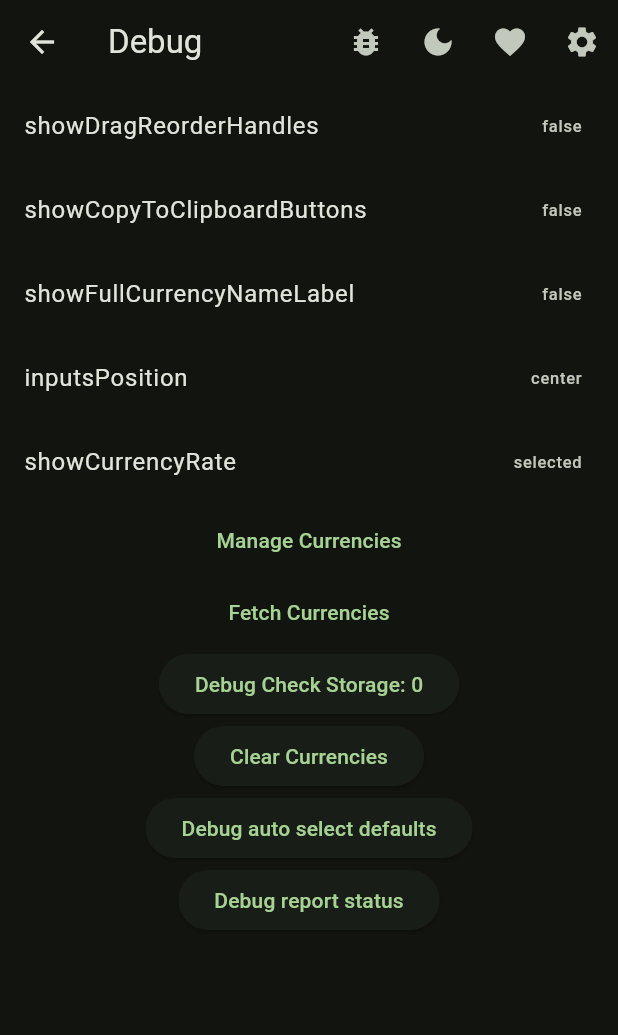
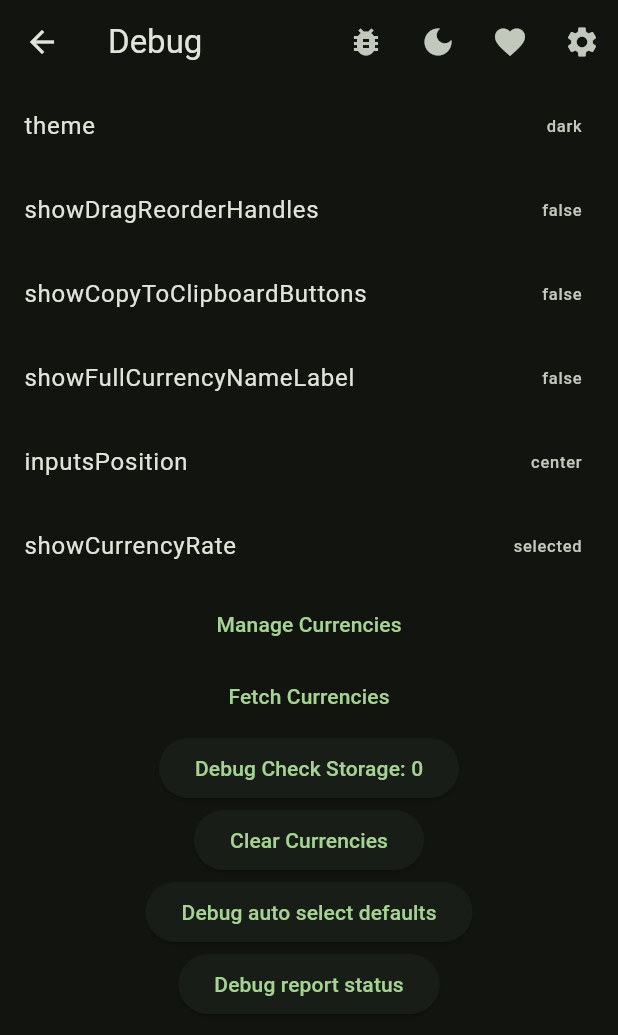
Before and after one commit to wesleybliss/simple-currency, a Flutter app: the DebugScreen screen opened by its route, after a tap on the "auto mode" icon, on a phone screen of 412 x 824 dp. Shown: the top 1035 px of the screen. Run offline on Flutter 3.47's test engine with Material 3 defaults, Android fonts, the phone set to English and light mode, and no system bars; our stand-ins replace copy_with_extension, dio, fluro, flutter_riverpod, objectbox, riverpod_annotation and 1 more; missing offline and left inert: avatars, currency_formatter, sealed_currencies; accounts and stored records are empty; generated files the repository leaves out were written again; network calls fail.

Commit message:
Cleanup & implemented some more settings

```diff
--- a/lib/app.dart
+++ b/lib/app.dart
@@ -4,8 +4,7 @@ import 'package:flutter_riverpod/flutter_riverpod.dart';
 import 'package:simple_currency/config/application.dart';
 import 'package:simple_currency/config/routing/routes.dart';
 import 'package:simple_currency/domain/constants/constants.dart';
-import 'package:simple_currency/domain/di/providers/state/settings_provider.dart';
-import 'package:simple_currency/domain/di/providers/state/theme_provider.dart';
+import 'package:simple_currency/domain/di/providers/state/settings_selectors.dart';
 
 class SimpleCurrencyApp extends ConsumerWidget {
   SimpleCurrencyApp({super.key}) {
@@ -37,14 +36,17 @@ class SimpleCurrencyApp extends ConsumerWidget {
 
   @override
   Widget build(BuildContext context, WidgetRef ref) {
-    final themeMode = ref.watch(themeProvider);
-    final settingsAsyncValue = ref.watch(settingsNotifierProvider);
+    final themeAsyncValue = ref.watch(themeProvider);
 
-    return settingsAsyncValue.when(
+    return themeAsyncValue.when(
         loading: () => const CircularProgressIndicator(),
         error: (error, stackTrace) => Text('Error: $error'),
-        data: (settings) {
-          //settings.darkMode ? Brightness.dark : Brightness.light,
+        data: (theme) {
+          final themeMode = theme == "system"
+              ? ThemeMode.system
+              : theme == "dark"
+                  ? ThemeMode.dark
+                  : ThemeMode.light;
           return buildApp(context, themeMode);
         });
   }
--- a/lib/domain/constants/keys.dart
+++ b/lib/domain/constants/keys.dart
@@ -3,6 +3,7 @@ class ConstantsKeys {
 }
 
 class ConstantsKeysSettings {
+  final theme = 'theme';
   final lastUpdated = 'lastUpdated';
   final roundingDecimals = 'roundingDecimals';
   final showDragReorderHandles = "showDragReorderHandles";
--- a/lib/domain/di/providers/state/settings_provider.dart
+++ b/lib/domain/di/providers/state/settings_provider.dart
@@ -1,3 +1,5 @@
+import 'package:flutter/material.dart';
+import 'package:flutter/scheduler.dart';
 import 'package:riverpod_annotation/riverpod_annotation.dart';
 import 'package:shared_preferences/shared_preferences.dart';
 import 'package:simple_currency/io/settings.dart';
@@ -13,12 +15,24 @@ class SettingsNotifier extends _$SettingsNotifier {
   }
 
   Future<void> updateSettings(Settings newSettings) async {
-    state = const AsyncValue.loading();
+    // Important: use state.update to preserve the previous state while updating
     state = await AsyncValue.guard(() async {
       final prefs = await SharedPreferences.getInstance();
       await newSettings.saveToPreferences(prefs);
       return newSettings;
     });
+  }
+
+  Future<void> setTheme(String value) async {
+    final currentSettings = await future;
+    final newSettings = currentSettings.copyWith(theme: value);
+    await updateSettings(newSettings);
+  }
+
+  Future<void> setLastUpdated(DateTime value) async {
+    final currentSettings = await future;
+    final newSettings = currentSettings.copyWith(lastUpdated: value);
+    await updateSettings(newSettings);
   }
 
   Future<void> setRoundingDecimals(int value) async {
@@ -60,4 +74,31 @@ class SettingsNotifier extends _$SettingsNotifier {
     final newSettings = currentSettings.copyWith(showCurrencyRate: value);
     await updateSettings(newSettings);
   }
+
+  //region Utilities
+  void setThemeMode(ThemeMode newThemeMode) {
+    setTheme(newThemeMode == ThemeMode.system
+        ? "system"
+        : newThemeMode == ThemeMode.light
+            ? "light"
+            : "dark");
+  }
+
+  void cycleNextTheme() {
+    if (state.value?.theme == "system") {
+      setThemeMode(getSystemBrightness() == Brightness.light
+          ? ThemeMode.dark
+          : ThemeMode.light);
+    } else if (state.value?.theme == "light") {
+      setThemeMode(ThemeMode.dark);
+    } else {
+      setThemeMode(ThemeMode.system);
+    }
+  }
+
+  // Detect the current system brightness
+  Brightness getSystemBrightness() {
+    return SchedulerBinding.instance.platformDispatcher.platformBrightness;
+  }
+  //endregion Utilities
 }
--- /dev/null
+++ b/lib/domain/di/providers/state/settings_selectors.dart
@@ -0,0 +1,8 @@
+import 'package:flutter_riverpod/flutter_riverpod.dart';
+import 'package:riverpod_annotation/riverpod_annotation.dart';
+import 'package:simple_currency/domain/di/providers/state/settings_provider.dart';
+
+final themeProvider = Provider<AsyncValue<String>>((ref) {
+  final settings = ref.watch(settingsNotifierProvider);
+  return settings.whenData((value) => value.theme);
+});
--- a/lib/domain/di/providers/state/theme_provider.dart
+++ /dev/null
@@ -1,40 +0,0 @@
-import 'package:flutter/material.dart';
-import 'package:flutter/scheduler.dart';
-import 'package:flutter_riverpod/flutter_riverpod.dart';
-
-// Define a StateNotifier class to manage the theme mode
-class ThemeNotifier extends StateNotifier<ThemeMode> {
-  ThemeNotifier() : super(ThemeMode.system); // Default to system theme
-
-  // @todo remember theme preference for subsequent launches
-
-  void setThemeMode(ThemeMode newThemeMode) {
-    if (newThemeMode == ThemeMode.system) {
-      state = ThemeMode.system;
-    } else {
-      state = newThemeMode;
-    }
-  }
-
-  void cycleNextTheme() {
-    if (state == ThemeMode.system) {
-      setThemeMode(getSystemBrightness() == Brightness.light
-          ? ThemeMode.dark
-          : ThemeMode.light);
-    } else if (state == ThemeMode.light) {
-      setThemeMode(ThemeMode.dark);
-    } else {
-      setThemeMode(ThemeMode.system);
-    }
-  }
-
-  // Detect the current system brightness
-  Brightness getSystemBrightness() {
-    return SchedulerBinding.instance.platformDispatcher.platformBrightness;
-  }
-}
-
-// Create a provider for the theme mode
-final themeProvider = StateNotifierProvider<ThemeNotifier, ThemeMode>((ref) {
-  return ThemeNotifier();
-});
--- a/lib/domain/io/i_settings.dart
+++ b/lib/domain/io/i_settings.dart
@@ -1,7 +1,8 @@
 import 'package:shared_preferences/shared_preferences.dart';
 
 abstract class ISettings {
-  DateTime? lastUpdated;
+  abstract String theme;
+  abstract DateTime? lastUpdated;
   abstract int roundingDecimals;
   abstract bool showDragReorderHandles;
   abstract bool showCopyToClipboardButtons;
@@ -10,8 +11,14 @@ abstract class ISettings {
   abstract String showCurrencyRate;
 
   ISettings copyWith({
+    String? theme,
     DateTime? lastUpdated,
     int? roundingDecimals,
+    bool? showDragReorderHandles,
+    bool? showCopyToClipboardButtons,
+    bool? showFullCurrencyNameLabel,
+    String? inputsPosition,
+    String? showCurrencyRate,
   });
 
   Future<void> saveToPreferences(SharedPreferences prefs);
--- a/lib/io/settings.dart
+++ b/lib/io/settings.dart
@@ -3,6 +3,8 @@ import 'package:simple_currency/domain/constants/constants.dart';
 import 'package:simple_currency/domain/io/i_settings.dart';
 
 class Settings implements ISettings {
+  @override
+  String theme = "system";
   @override
   DateTime? lastUpdated;
   @override
@@ -19,6 +21,7 @@ class Settings implements ISettings {
   String showCurrencyRate = "selected";
 
   Settings({
+    this.theme = "system",
     this.lastUpdated,
     this.roundingDecimals = 4,
     this.showDragReorderHandles = true,
@@ -30,6 +33,7 @@ class Settings implements ISettings {
 
   @override
   Settings copyWith({
+    String? theme,
     DateTime? lastUpdated,
     int? roundingDecimals,
     bool? showDragReorderHandles,
@@ -39,6 +43,7 @@ class Settings implements ISettings {
     String? showCurrencyRate,
   }) =>
       Settings(
+        theme: theme ?? this.theme,
         lastUpdated: lastUpdated ?? this.lastUpdated,
         roundingDecimals: roundingDecimals ?? this.roundingDecimals,
         showDragReorderHandles:
@@ -54,6 +59,7 @@ class Settings implements ISettings {
   // Factory method to create a Settings object from SharedPreferences
   factory Settings.fromPreferences(SharedPreferences prefs) {
     return Settings(
+      theme: prefs.getString(Constants.keys.settings.theme) ?? "system",
       lastUpdated: prefs.getString(Constants.keys.settings.lastUpdated) != null
           ? DateTime.parse(
               prefs.getString(Constants.keys.settings.lastUpdated)!)
@@ -77,6 +83,7 @@ class Settings implements ISettings {
   // Method to save the settings to SharedPreferences
   @override
   Future<void> saveToPreferences(SharedPreferences prefs) async {
+    await prefs.setString(Constants.keys.settings.theme, theme);
     if (lastUpdated != null) {
       await prefs.setString(
           Constants.keys.settings.lastUpdated, lastUpdated!.toIso8601String());
--- a/lib/ui/screens/debug/debug_screen.dart
+++ b/lib/ui/screens/debug/debug_screen.dart
@@ -74,6 +74,10 @@ class _DebugScreenState extends ConsumerState<DebugScreen> {
               mainAxisAlignment: MainAxisAlignment.start,
               children: [
             ListTile(
+              title: const Text('theme'),
+              trailing: Text(settings.theme),
+            ),
+            ListTile(
               title: const Text('showDragReorderHandles'),
               trailing: Text(settings.showDragReorderHandles.toString()),
             ),
--- a/lib/ui/widgets/toolbar.dart
+++ b/lib/ui/widgets/toolbar.dart
@@ -1,7 +1,8 @@
 import 'package:flutter/material.dart';
 import 'package:flutter_riverpod/flutter_riverpod.dart';
 import 'package:simple_currency/config/application.dart';
-import 'package:simple_currency/domain/di/providers/state/theme_provider.dart';
+
+import 'toolbar_theme_toggle.dart';
 
 class Toolbar extends ConsumerWidget implements PreferredSizeWidget {
   final String title;
@@ -20,9 +21,6 @@ class Toolbar extends ConsumerWidget implements PreferredSizeWidget {
 
   @override
   Widget build(BuildContext context, WidgetRef ref) {
-    final themeMode = ref.watch(themeProvider);
-    final themeNotifier = ref.read(themeProvider.notifier);
-
     final List<Widget> actions = !showActions
         ? []
         : [
@@ -33,15 +31,7 @@ class Toolbar extends ConsumerWidget implements PreferredSizeWidget {
                 Application.router.navigateTo(context, '/debug');
               },
             ),
-            IconButton(
-              icon: themeMode == ThemeMode.system
-                  ? const Icon(Icons.auto_mode)
-                  : themeMode == ThemeMode.light
-                      ? const Icon(Icons.light_mode)
-                      : const Icon(Icons.dark_mode),
-              tooltip: 'Debug',
-              onPressed: themeNotifier.cycleNextTheme,
-            ),
+            const ToolbarThemeToggle(),
             IconButton(
               icon: const Icon(Icons.favorite), // Heart icon for favorites
               tooltip: 'Favorites',
--- /dev/null
+++ b/lib/ui/widgets/toolbar_theme_toggle.dart
@@ -0,0 +1,36 @@
+import 'package:flutter/material.dart';
+import 'package:flutter_riverpod/flutter_riverpod.dart';
+import 'package:simple_currency/domain/di/providers/state/settings_provider.dart';
+import 'package:simple_currency/domain/di/providers/state/settings_selectors.dart';
+
+class ToolbarThemeToggle extends ConsumerWidget {
+  const ToolbarThemeToggle({super.key});
+
+  @override
+  Widget build(BuildContext context, WidgetRef ref) {
+    final themeAsyncValue = ref.watch(themeProvider);
+
+    return themeAsyncValue.when(
+        loading: () => const Text(''),
+        error: (error, stackTrace) => const Text(''),
+        data: (theme) {
+          final themeMode = theme == "system"
+              ? ThemeMode.system
+              : theme == "dark"
+                  ? ThemeMode.dark
+                  : ThemeMode.light;
+
+          return IconButton(
+            icon: themeMode == ThemeMode.system
+                ? const Icon(Icons.auto_mode)
+                : themeMode == ThemeMode.light
+                    ? const Icon(Icons.light_mode)
+                    : const Icon(Icons.dark_mode),
+            tooltip: 'Debug',
+            onPressed: () {
+              ref.read(settingsNotifierProvider.notifier).cycleNextTheme();
+            },
+          );
+        });
+  }
+}
```
Also changed, not shown: lib/ui/screens/home/home_ready.dart (+14 -11 lines), lib/ui/screens/settings/settings_screen.dart (+9 -8 lines), lib/ui/screens/settings/widgets/theme_dropdown.dart (added, +45 -0 lines), lib/ui/widgets/currency_inputs_list/currency_inputs_list.dart (+30 -12 lines), lib/ui/widgets/currency_inputs_list/currency_inputs_list_row.dart (+5 -3 lines), lib/domain/di/providers/state/settings_provider.g.dart, 1 other file.
